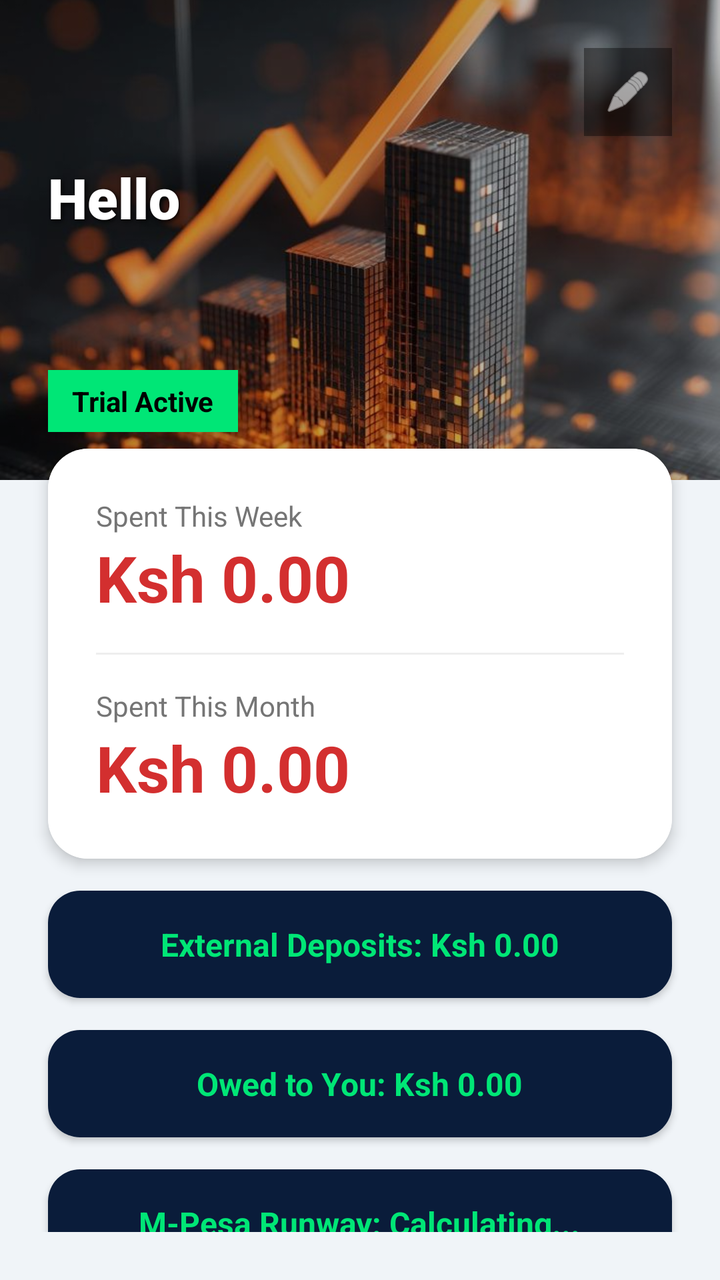
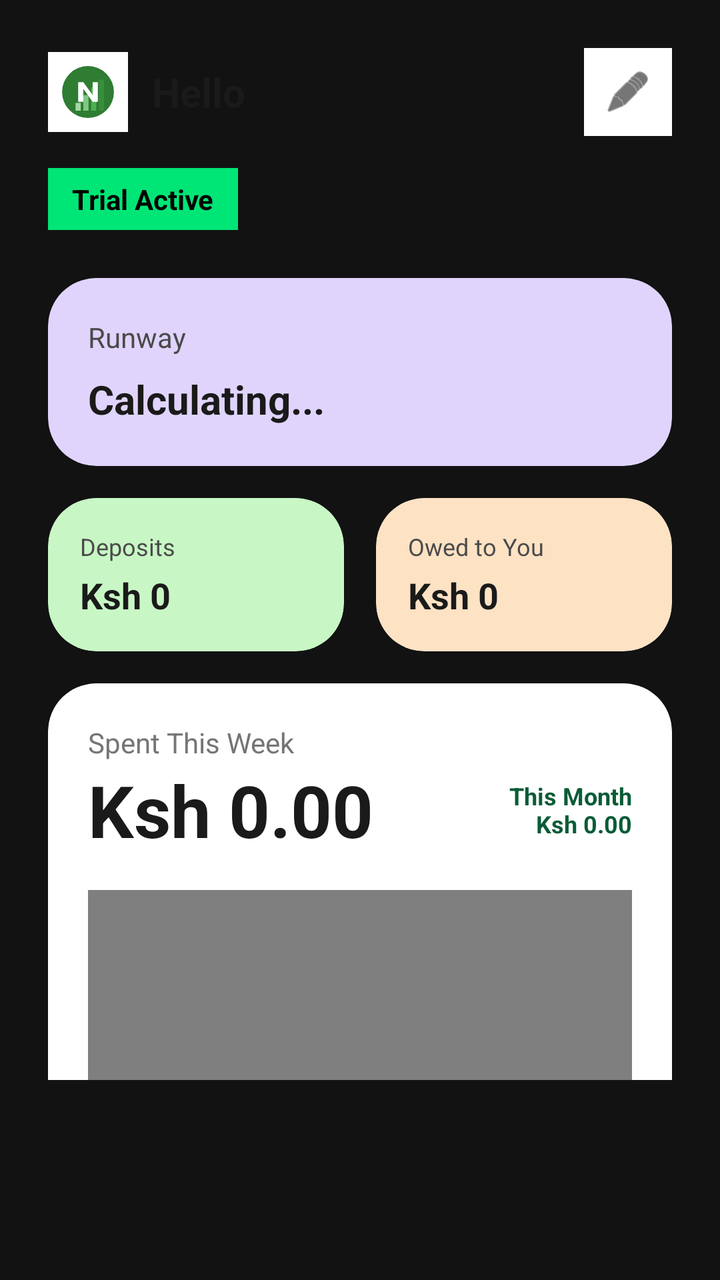

Screens rendered from an Android XML layout before and after an edit, with the pre-edit source and the edit as a unified diff.
<!-- AndroidManifest.xml: application theme Theme.MPesaExpenseTracker -->
<!-- res/layout/fragment_home.xml -->
<?xml version="1.0" encoding="utf-8"?>
<androidx.core.widget.NestedScrollView xmlns:android="http://schemas.android.com/apk/res/android"
    xmlns:app="http://schemas.android.com/apk/res-auto"
    android:layout_width="match_parent"
    android:layout_height="match_parent"
    android:background="@android:color/transparent"
    android:paddingBottom="24dp">

    <LinearLayout
        android:layout_width="match_parent"
        android:layout_height="wrap_content"
        android:orientation="vertical">

        <FrameLayout
            android:layout_width="match_parent"
            android:layout_height="240dp">
            
            <ImageView
                android:id="@+id/imgHomeBg"
                android:layout_width="match_parent"
                android:layout_height="match_parent"
                android:scaleType="centerCrop"
                android:src="@drawable/bg_home" />
                
            <View
                android:layout_width="match_parent"
                android:layout_height="match_parent"
                android:background="#40000000" />

            <TextView
                android:id="@+id/tvGreeting"
                android:layout_width="wrap_content"
                android:layout_height="wrap_content"
                android:text="Hello"
                android:textColor="#FFFFFF"
                android:textSize="28sp"
                android:fontFamily="sans-serif-black"
                android:textStyle="bold"
                android:layout_marginStart="24dp"
                android:layout_marginTop="80dp"
                android:shadowColor="#000000"
                android:shadowDx="2"
                android:shadowDy="2"
                android:shadowRadius="6"/>
                
            <TextView
                android:id="@+id/tvTrialBadge"
                android:layout_width="wrap_content"
                android:layout_height="wrap_content"
                android:background="#00E676"
                android:paddingHorizontal="12dp"
                android:paddingVertical="6dp"
                android:text="Trial Active"
                android:textColor="#000000"
                android:textStyle="bold"
                android:layout_gravity="bottom"
                android:layout_marginBottom="24dp"
                android:layout_marginStart="24dp"
                android:elevation="4dp"/>

            <ImageView
                android:id="@+id/btnThemeColor"
                android:layout_width="44dp"
                android:layout_height="44dp"
                android:padding="10dp"
                android:src="@android:drawable/ic_menu_edit"
                android:background="#66000000"
                app:tint="#FFFFFF"
                android:elevation="4dp"
                android:layout_gravity="top|end"
                android:layout_marginTop="24dp"
                android:layout_marginEnd="24dp" />
        </FrameLayout>

        
        <androidx.cardview.widget.CardView
            android:layout_width="match_parent"
            android:layout_height="wrap_content"
            android:layout_marginHorizontal="24dp"
            android:layout_marginTop="-16dp"
            app:cardCornerRadius="20dp"
            app:cardElevation="4dp"
            android:foreground="?attr/selectableItemBackground">
            <LinearLayout
                android:layout_width="match_parent"
                android:layout_height="wrap_content"
                android:orientation="vertical"
                android:padding="24dp"
                android:background="#FFFFFF">
                <TextView android:layout_width="wrap_content" android:layout_height="wrap_content" android:text="Spent This Week" android:textColor="#757575" android:textSize="14sp"/>
                <TextView android:id="@+id/tvWeekTotal" android:layout_width="wrap_content" android:layout_height="wrap_content" android:text="Ksh 0.00" android:textColor="#D32F2F" android:textSize="32sp" android:textStyle="bold" />
                <View android:layout_width="match_parent" android:layout_height="1dp" android:background="#EEEEEE" android:layout_marginVertical="16dp" />
                <TextView android:layout_width="wrap_content" android:layout_height="wrap_content" android:text="Spent This Month" android:textColor="#757575" android:textSize="14sp"/>
                <TextView android:id="@+id/tvMonthTotal" android:layout_width="wrap_content" android:layout_height="wrap_content" android:text="Ksh 0.00" android:textColor="#D32F2F" android:textSize="32sp" android:textStyle="bold" />
            </LinearLayout>
        </androidx.cardview.widget.CardView>

        
        <androidx.cardview.widget.CardView
            android:layout_width="match_parent"
            android:layout_height="wrap_content"
            android:layout_marginHorizontal="24dp"
            android:layout_marginTop="16dp"
            app:cardCornerRadius="16dp"
            app:cardElevation="2dp"
            android:foreground="?attr/selectableItemBackground">
            <LinearLayout
                android:layout_width="match_parent"
                android:layout_height="wrap_content"
                android:padding="16dp"
                android:gravity="center"
                android:background="#0A1C3A">
                <TextView
                    android:id="@+id/tvExternalDeposits"
                    android:layout_width="wrap_content"
                    android:layout_height="wrap_content"
                    android:text="External Deposits: Ksh 0.00"
                    android:textSize="16sp"
                    android:textStyle="bold"
                    android:textColor="#00E676" />
            </LinearLayout>
        </androidx.cardview.widget.CardView>

        
        <androidx.cardview.widget.CardView
            android:layout_width="match_parent"
            android:layout_height="wrap_content"
            android:layout_marginHorizontal="24dp"
            android:layout_marginTop="16dp"
            app:cardCornerRadius="16dp"
            app:cardElevation="2dp"
            android:foreground="?attr/selectableItemBackground">
            <LinearLayout
                android:layout_width="match_parent"
                android:layout_height="wrap_content"
                android:padding="16dp"
                android:gravity="center"
                android:background="#0A1C3A">
                <TextView
                    android:id="@+id/tvLoansOwed"
                    android:layout_width="wrap_content"
                    android:layout_height="wrap_content"
                    android:text="Owed to You: Ksh 0.00"
                    android:textSize="16sp"
                    android:textStyle="bold"
                    android:textColor="#00E676" />
            </LinearLayout>
        </androidx.cardview.widget.CardView>

        
        <androidx.cardview.widget.CardView
            android:layout_width="match_parent"
            android:layout_height="wrap_content"
            android:layout_marginHorizontal="24dp"
            android:layout_marginTop="16dp"
            app:cardCornerRadius="16dp"
            app:cardElevation="2dp"
            android:foreground="?attr/selectableItemBackground">
            <LinearLayout
                android:layout_width="match_parent"
                android:layout_height="wrap_content"
                android:padding="16dp"
                android:gravity="center"
                android:background="#0A1C3A">
                <TextView
                    android:id="@+id/tvRunway"
                    android:layout_width="wrap_content"
                    android:layout_height="wrap_content"
                    android:text="M-Pesa Runway: Calculating..."
                    android:textSize="16sp"
                    android:textStyle="bold"
                    android:textColor="#00E676" />
            </LinearLayout>
        </androidx.cardview.widget.CardView>

        
        <androidx.cardview.widget.CardView
            android:layout_width="match_parent"
            android:layout_height="wrap_content"
            android:layout_marginHorizontal="24dp"
            android:layout_marginTop="16dp"
            android:layout_marginBottom="24dp"
            app:cardCornerRadius="20dp"
            app:cardElevation="4dp">
            <LinearLayout
                android:layout_width="match_parent"
                android:layout_height="wrap_content"
                android:orientation="vertical"
                android:padding="16dp"
                android:background="#0A1C3A">
                <TextView android:layout_width="wrap_content" android:layout_height="wrap_content" android:text="Daily Spending" android:textColor="#FFFFFF" android:textStyle="bold" android:layout_marginBottom="8dp"/>
                <com.novanest.mpesatracker.BarChartView
                    android:id="@+id/barChart"
                    android:layout_width="match_parent"
                    android:layout_height="180dp" />
            </LinearLayout>
        </androidx.cardview.widget.CardView>

    </LinearLayout>
</androidx.core.widget.NestedScrollView>
<!-- resources referenced by this layout -->
<resources>
  <!-- drawable bg_home: jpg bitmap (drawable, 78848 bytes) -->
  <style name="Theme.MPesaExpenseTracker" parent="Theme.Material3.Light.NoActionBar">
          <item name="colorPrimary">@color/royal_blue</item>
          <item name="colorPrimaryDark">@color/primary_dark</item>
          <item name="colorSecondary">@color/emerald</item>
          <item name="android:windowBackground">@color/bg_offwhite</item>
          <item name="android:statusBarColor">@color/royal_blue</item>
          <item name="android:forceDarkAllowed">false</item>
      </style>
  <color name="royal_blue">#1A237E</color>
  <color name="primary_dark">#000000</color>
  <color name="emerald">#00E676</color>
  <color name="bg_offwhite">#F0F4F8</color>
</resources>

<!-- the commit's change to res/layout/fragment_home.xml (unified diff, before → after) -->
@@ -4,59 +4,40 @@
     android:layout_width="match_parent"
     android:layout_height="match_parent"
     android:background="@android:color/transparent"
-    android:paddingBottom="24dp">
+    android:paddingBottom="100dp">
 
     <LinearLayout
         android:layout_width="match_parent"
         android:layout_height="wrap_content"
-        android:orientation="vertical">
-
-        <FrameLayout
-            android:layout_width="match_parent"
-            android:layout_height="240dp">
+        android:orientation="vertical"
+        android:paddingHorizontal="24dp">
+
+        
+        <LinearLayout
+            android:layout_width="match_parent"
+            android:layout_height="wrap_content"
+            android:orientation="horizontal"
+            android:gravity="center_vertical"
+            android:layout_marginTop="24dp"
+            android:layout_marginBottom="16dp">
             
             <ImageView
-                android:id="@+id/imgHomeBg"
-                android:layout_width="match_parent"
-                android:layout_height="match_parent"
-                android:scaleType="centerCrop"
-                android:src="@drawable/bg_home" />
+                android:layout_width="40dp"
+                android:layout_height="40dp"
+                android:src="@drawable/ic_launcher_custom"
+                android:background="#FFFFFF"
+                android:padding="6dp" />
                 
-            <View
-                android:layout_width="match_parent"
-                android:layout_height="match_parent"
-                android:background="#40000000" />
-
             <TextView
                 android:id="@+id/tvGreeting"
-                android:layout_width="wrap_content"
-                android:layout_height="wrap_content"
+                android:layout_width="0dp"
+                android:layout_height="wrap_content"
+                android:layout_weight="1"
                 android:text="Hello"
-                android:textColor="#FFFFFF"
-                android:textSize="28sp"
-                android:fontFamily="sans-serif-black"
+                android:textColor="#1A1A1A"
+                android:textSize="20sp"
                 android:textStyle="bold"
-                android:layout_marginStart="24dp"
-                android:layout_marginTop="80dp"
-                android:shadowColor="#000000"
-                android:shadowDx="2"
-                android:shadowDy="2"
-                android:shadowRadius="6"/>
-                
-            <TextView
-                android:id="@+id/tvTrialBadge"
-                android:layout_width="wrap_content"
-                android:layout_height="wrap_content"
-                android:background="#00E676"
-                android:paddingHorizontal="12dp"
-                android:paddingVertical="6dp"
-                android:text="Trial Active"
-                android:textColor="#000000"
-                android:textStyle="bold"
-                android:layout_gravity="bottom"
-                android:layout_marginBottom="24dp"
-                android:layout_marginStart="24dp"
-                android:elevation="4dp"/>
+                android:layout_marginStart="12dp" />
 
             <ImageView
                 android:id="@+id/btnThemeColor"
@@ -64,135 +45,174 @@
                 android:layout_height="44dp"
                 android:padding="10dp"
                 android:src="@android:drawable/ic_menu_edit"
-                android:background="#66000000"
-                app:tint="#FFFFFF"
-                android:elevation="4dp"
-                android:layout_gravity="top|end"
-                android:layout_marginTop="24dp"
-                android:layout_marginEnd="24dp" />
-        </FrameLayout>
+                android:background="#FFFFFF"
+                app:tint="#1A1A1A" />
+        </LinearLayout>
+
+        <TextView
+            android:id="@+id/tvTrialBadge"
+            android:layout_width="wrap_content"
+            android:layout_height="wrap_content"
+            android:background="#00E676"
+            android:paddingHorizontal="12dp"
+            android:paddingVertical="6dp"
+            android:text="Trial Active"
+            android:textColor="#000000"
+            android:textStyle="bold"
+            android:layout_marginBottom="24dp"/>
 
         
         <androidx.cardview.widget.CardView
             android:layout_width="match_parent"
             android:layout_height="wrap_content"
-            android:layout_marginHorizontal="24dp"
-            android:layout_marginTop="-16dp"
-            app:cardCornerRadius="20dp"
-            app:cardElevation="4dp"
-            android:foreground="?attr/selectableItemBackground">
+            app:cardCornerRadius="24dp"
+            app:cardElevation="0dp"
+            app:cardBackgroundColor="#E0D4FC" 
+            android:layout_marginBottom="16dp">
             <LinearLayout
                 android:layout_width="match_parent"
                 android:layout_height="wrap_content"
                 android:orientation="vertical"
-                android:padding="24dp"
-                android:background="#FFFFFF">
-                <TextView android:layout_width="wrap_content" android:layout_height="wrap_content" android:text="Spent This Week" android:textColor="#757575" android:textSize="14sp"/>
-                <TextView android:id="@+id/tvWeekTotal" android:layout_width="wrap_content" android:layout_height="wrap_content" android:text="Ksh 0.00" android:textColor="#D32F2F" android:textSize="32sp" android:textStyle="bold" />
-                <View android:layout_width="match_parent" android:layout_height="1dp" android:background="#EEEEEE" android:layout_marginVertical="16dp" />
-                <TextView android:layout_width="wrap_content" android:layout_height="wrap_content" android:text="Spent This Month" android:textColor="#757575" android:textSize="14sp"/>
-                <TextView android:id="@+id/tvMonthTotal" android:layout_width="wrap_content" android:layout_height="wrap_content" android:text="Ksh 0.00" android:textColor="#D32F2F" android:textSize="32sp" android:textStyle="bold" />
-            </LinearLayout>
-        </androidx.cardview.widget.CardView>
-
-        
-        <androidx.cardview.widget.CardView
-            android:layout_width="match_parent"
-            android:layout_height="wrap_content"
-            android:layout_marginHorizontal="24dp"
-            android:layout_marginTop="16dp"
-            app:cardCornerRadius="16dp"
-            app:cardElevation="2dp"
-            android:foreground="?attr/selectableItemBackground">
-            <LinearLayout
-                android:layout_width="match_parent"
-                android:layout_height="wrap_content"
-                android:padding="16dp"
-                android:gravity="center"
-                android:background="#0A1C3A">
+                android:padding="20dp">
                 <TextView
-                    android:id="@+id/tvExternalDeposits"
                     android:layout_width="wrap_content"
                     android:layout_height="wrap_content"
-                    android:text="External Deposits: Ksh 0.00"
-                    android:textSize="16sp"
-                    android:textStyle="bold"
-                    android:textColor="#00E676" />
-            </LinearLayout>
-        </androidx.cardview.widget.CardView>
-
-        
-        <androidx.cardview.widget.CardView
-            android:layout_width="match_parent"
-            android:layout_height="wrap_content"
-            android:layout_marginHorizontal="24dp"
-            android:layout_marginTop="16dp"
-            app:cardCornerRadius="16dp"
-            app:cardElevation="2dp"
-            android:foreground="?attr/selectableItemBackground">
-            <LinearLayout
-                android:layout_width="match_parent"
-                android:layout_height="wrap_content"
-                android:padding="16dp"
-                android:gravity="center"
-                android:background="#0A1C3A">
-                <TextView
-                    android:id="@+id/tvLoansOwed"
-                    android:layout_width="wrap_content"
-                    android:layout_height="wrap_content"
-                    android:text="Owed to You: Ksh 0.00"
-                    android:textSize="16sp"
-                    android:textStyle="bold"
-                    android:textColor="#00E676" />
-            </LinearLayout>
-        </androidx.cardview.widget.CardView>
-
-        
-        <androidx.cardview.widget.CardView
-            android:layout_width="match_parent"
-            android:layout_height="wrap_content"
-            android:layout_marginHorizontal="24dp"
-            android:layout_marginTop="16dp"
-            app:cardCornerRadius="16dp"
-            app:cardElevation="2dp"
-            android:foreground="?attr/selectableItemBackground">
-            <LinearLayout
-                android:layout_width="match_parent"
-                android:layout_height="wrap_content"
-                android:padding="16dp"
-                android:gravity="center"
-                android:background="#0A1C3A">
+                    android:text="Runway"
+                    android:textColor="#4A4A4A"
+                    android:textSize="14sp" />
                 <TextView
                     android:id="@+id/tvRunway"
                     android:layout_width="wrap_content"
                     android:layout_height="wrap_content"
-                    android:text="M-Pesa Runway: Calculating..."
-                    android:textSize="16sp"
+                    android:text="Calculating..."
+                    android:textColor="#1A1A1A"
+                    android:textSize="20sp"
                     android:textStyle="bold"
-                    android:textColor="#00E676" />
+                    android:layout_marginTop="8dp" />
             </LinearLayout>
         </androidx.cardview.widget.CardView>
 
         
+        <LinearLayout
+            android:layout_width="match_parent"
+            android:layout_height="wrap_content"
+            android:orientation="horizontal"
+            android:layout_marginBottom="16dp">
+
+            <androidx.cardview.widget.CardView
+                android:layout_width="0dp"
+                android:layout_height="wrap_content"
+                android:layout_weight="1"
+                app:cardCornerRadius="24dp"
+                app:cardElevation="0dp"
+                app:cardBackgroundColor="#C8F7C5" 
+                android:layout_marginEnd="8dp">
+                <LinearLayout
+                    android:layout_width="match_parent"
+                    android:layout_height="wrap_content"
+                    android:orientation="vertical"
+                    android:padding="16dp">
+                    <TextView
+                        android:layout_width="wrap_content"
+                        android:layout_height="wrap_content"
+                        android:text="Deposits"
+                        android:textColor="#4A4A4A"
+                        android:textSize="12sp" />
+                    <TextView
+                        android:id="@+id/tvExternalDeposits"
+                        android:layout_width="wrap_content"
+                        android:layout_height="wrap_content"
+                        android:text="Ksh 0"
+                        android:textColor="#1A1A1A"
+                        android:textSize="18sp"
+                        android:textStyle="bold"
+                        android:layout_marginTop="4dp" />
+                </LinearLayout>
+            </androidx.cardview.widget.CardView>
+
+            <androidx.cardview.widget.CardView
+                android:layout_width="0dp"
+                android:layout_height="wrap_content"
+                android:layout_weight="1"
+                app:cardCornerRadius="24dp"
+                app:cardElevation="0dp"
+                app:cardBackgroundColor="#FDE2C4" 
+                android:layout_marginStart="8dp">
+                <LinearLayout
+                    android:layout_width="match_parent"
+                    android:layout_height="wrap_content"
+                    android:orientation="vertical"
+                    android:padding="16dp">
+                    <TextView
+                        android:layout_width="wrap_content"
+                        android:layout_height="wrap_content"
+                        android:text="Owed to You"
+                        android:textColor="#4A4A4A"
+                        android:textSize="12sp" />
+                    <TextView
+                        android:id="@+id/tvLoansOwed"
+                        android:layout_width="wrap_content"
+                        android:layout_height="wrap_content"
+                        android:text="Ksh 0"
+                        android:textColor="#1A1A1A"
+                        android:textSize="18sp"
+                        android:textStyle="bold"
+                        android:layout_marginTop="4dp" />
+                </LinearLayout>
+            </androidx.cardview.widget.CardView>
+        </LinearLayout>
+
+        
         <androidx.cardview.widget.CardView
             android:layout_width="match_parent"
             android:layout_height="wrap_content"
-            android:layout_marginHorizontal="24dp"
-            android:layout_marginTop="16dp"
-            android:layout_marginBottom="24dp"
-            app:cardCornerRadius="20dp"
-            app:cardElevation="4dp">
+            app:cardCornerRadius="24dp"
+            app:cardElevation="0dp"
+            app:cardBackgroundColor="#FFFFFF">
             <LinearLayout
                 android:layout_width="match_parent"
                 android:layout_height="wrap_content"
                 android:orientation="vertical"
-                android:padding="16dp"
-                android:background="#0A1C3A">
-                <TextView android:layout_width="wrap_content" android:layout_height="wrap_content" android:text="Daily Spending" android:textColor="#FFFFFF" android:textStyle="bold" android:layout_marginBottom="8dp"/>
+                android:padding="20dp">
+                
+                <TextView
+                    android:layout_width="wrap_content"
+                    android:layout_height="wrap_content"
+                    android:text="Spent This Week"
+                    android:textColor="#757575"
+                    android:textSize="14sp" />
+                
+                <LinearLayout
+                    android:layout_width="match_parent"
+                    android:layout_height="wrap_content"
+                    android:orientation="horizontal"
+                    android:gravity="center_vertical"
+                    android:layout_marginBottom="16dp">
+                    <TextView
+                        android:id="@+id/tvWeekTotal"
+                        android:layout_width="0dp"
+                        android:layout_height="wrap_content"
+                        android:layout_weight="1"
+                        android:text="Ksh 0.00"
+                        android:textColor="#1A1A1A"
+                        android:textSize="36sp"
+                        android:textStyle="bold" />
+                        
+                    <TextView
+                        android:layout_width="wrap_content"
+                        android:layout_height="wrap_content"
+                        android:text="This Month\nKsh 0.00"
+                        android:id="@+id/tvMonthTotal"
+                        android:textColor="#0A5C36"
+                        android:textSize="12sp"
+                        android:gravity="end"
+                        android:textStyle="bold"/>
+                </LinearLayout>
+
                 <com.novanest.mpesatracker.BarChartView
                     android:id="@+id/barChart"
                     android:layout_width="match_parent"
-                    android:layout_height="180dp" />
+                    android:layout_height="240dp" />
             </LinearLayout>
         </androidx.cardview.widget.CardView>
 
<!-- resource entries referenced after the edit -->
@@ -1,17 +1,43 @@
 <!-- resources referenced by this layout -->
 <resources>
-  <!-- drawable bg_home: jpg bitmap (drawable, 78848 bytes) -->
-  <style name="Theme.MPesaExpenseTracker" parent="Theme.Material3.Light.NoActionBar">
-          <item name="colorPrimary">@color/royal_blue</item>
-          <item name="colorPrimaryDark">@color/primary_dark</item>
-          <item name="colorSecondary">@color/emerald</item>
-          <item name="android:windowBackground">@color/bg_offwhite</item>
-          <item name="android:statusBarColor">@color/royal_blue</item>
-          <item name="android:forceDarkAllowed">false</item>
+  <!-- drawable ic_launcher_custom (drawable) -->
+  <vector xmlns:android="http://schemas.android.com/apk/res/android"
+      android:width="108dp"
+      android:height="108dp"
+      android:viewportWidth="108"
+      android:viewportHeight="108">
+      
+      
+      <path
+          android:fillColor="#2E7D32"
+          android:pathData="M54,54m-50,0a50,50 0,1 1,100 0a50,50 0,1 1,-100 0" />
+  
+      
+      <path
+          android:fillColor="#A5D6A7"
+          android:pathData="M30,75 h10 v15 h-10 z" />
+      <path
+          android:fillColor="#81C784"
+          android:pathData="M45,60 h10 v30 h-10 z" />
+      <path
+          android:fillColor="#4CAF50"
+          android:pathData="M60,45 h10 v45 h-10 z" />
+      <path
+          android:fillColor="#388E3C"
+          android:pathData="M75,30 h10 v60 h-10 z" />
+  
+      
+      <path
+          android:fillColor="#FFFFFF"
+          android:pathData="M35,35 h10 l18,25 v-25 h10 v38 h-10 l-18,-25 v25 h-10 z" />
+          
+  </vector>
+  <style name="Theme.MPesaExpenseTracker" parent="Theme.Material3.Dark.NoActionBar">
+          <item name="colorPrimary">#A3E635</item> 
+          <item name="colorPrimaryDark">#000000</item>
+          <item name="colorSecondary">#F97316</item> 
+          <item name="android:windowBackground">#121212</item> 
+          <item name="android:statusBarColor">#121212</item>
       </style>
-  <color name="royal_blue">#1A237E</color>
-  <color name="primary_dark">#000000</color>
-  <color name="emerald">#00E676</color>
-  <color name="bg_offwhite">#F0F4F8</color>
 </resources>
 
